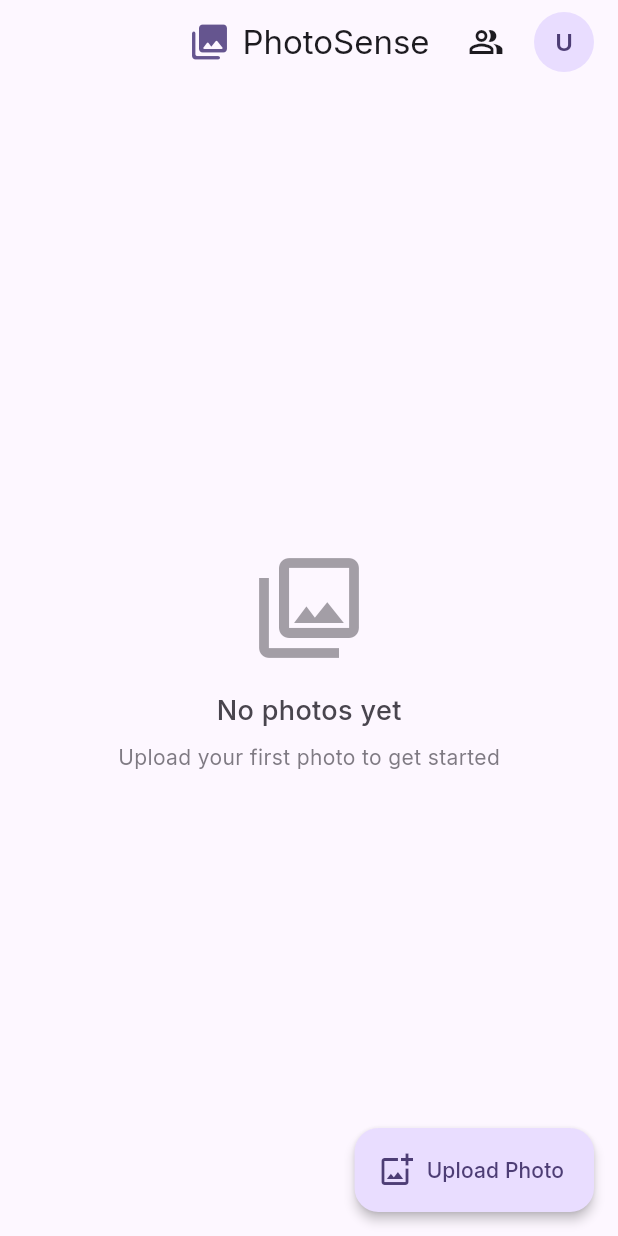
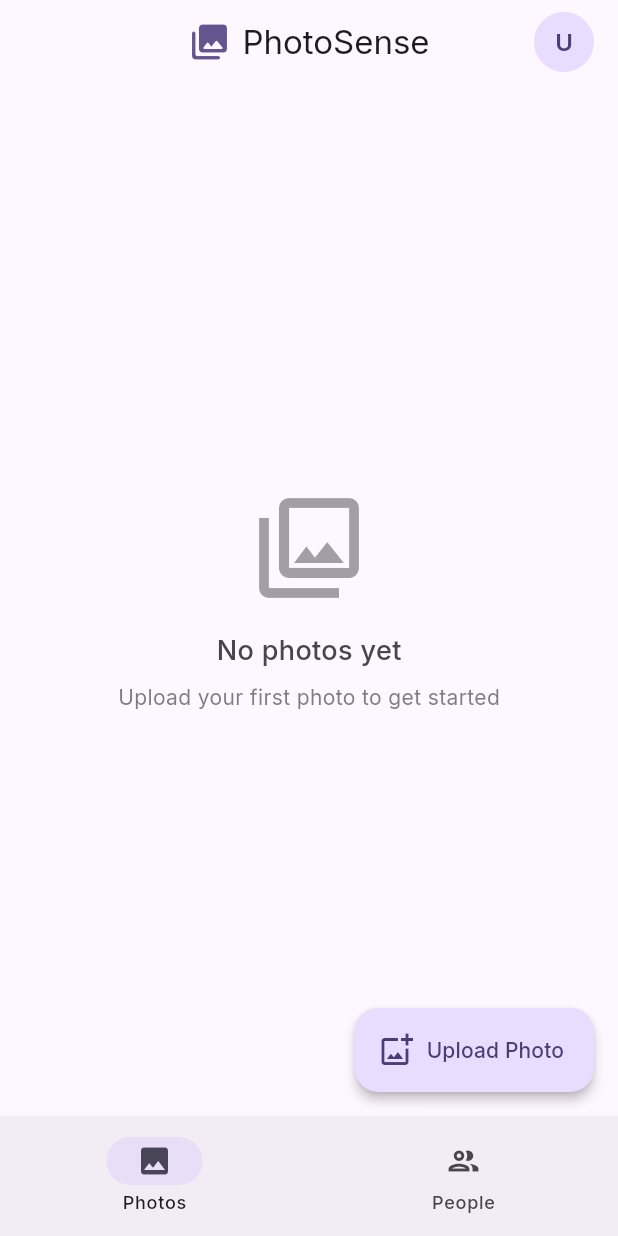
Before and after one commit to sudols/photo-sense, a Flutter app: the screen it shows after launch, after a tap on "Upload Photo", on a phone screen of 412 x 824 dp. Run offline on Flutter 3.47's test engine with Material 3 defaults, Android fonts, the phone set to English and light mode, and no system bars; our stand-ins replace google_fonts, image_picker; missing offline and left inert: amplify_api, amplify_auth_cognito, amplify_core, amplify_flutter, amplify_storage_s3.

Commit message:
feat: implement bottom navigation for photos and people
- Refactored \`HomeScreen\` to use \`NavigationBar\` (Material 3).
- Implemented \`IndexedStack\` to switch between \`PhotoGrid\` (Photos tab) and \`PeopleScreen\` (People tab).
- Removed \`People\` action button from \`AppBar\`.
- Updated \`task.md\` and \`walkthrough.md\` to reflect navigation changes.

```diff
--- a/lib/screens/home/home_screen.dart
+++ b/lib/screens/home/home_screen.dart
@@ -178,6 +178,8 @@ class _HomeScreenState extends State<HomeScreen> {
     }
   }
 
+  int _currentIndex = 0;
+
   @override
   Widget build(BuildContext context) {
     final colorScheme = Theme.of(context).colorScheme;
@@ -194,15 +196,6 @@ class _HomeScreenState extends State<HomeScreen> {
           ],
         ),
         actions: [
-          IconButton(
-            icon: const Icon(Icons.people_alt_outlined),
-            tooltip: 'People',
-            onPressed: () {
-              Navigator.of(context).push(
-                MaterialPageRoute(builder: (_) => const PeopleScreen()),
-              );
-            },
-          ),
           PopupMenuButton<String>(
             icon: CircleAvatar(
               backgroundColor: colorScheme.primaryContainer,
@@ -234,13 +227,43 @@ class _HomeScreenState extends State<HomeScreen> {
           const SizedBox(width: 8),
         ],
       ),
-      body: _isLoading
+      body: IndexedStack(
+        index: _currentIndex,
+        children: [
+          // Tab 0: Photos
+          _isLoading
               ? const Center(child: CircularProgressIndicator())
               : RefreshIndicator(
                   onRefresh: _fetchPhotos,
                   child: _photos.isEmpty ? _buildEmptyState(colorScheme) : _buildPhotoGrid(),
                 ),
-      floatingActionButton: FloatingActionButton.extended(
+
+          // Tab 1: People
+          const PeopleScreen(),
+        ],
+      ),
+      bottomNavigationBar: NavigationBar(
+        selectedIndex: _currentIndex,
+        onDestinationSelected: (index) {
+          setState(() {
+            _currentIndex = index;
+          });
+        },
+        destinations: const [
+          NavigationDestination(
+            icon: Icon(Icons.photo_outlined),
+            selectedIcon: Icon(Icons.photo),
+            label: 'Photos',
+          ),
+          NavigationDestination(
+            icon: Icon(Icons.people_outlined),
+            selectedIcon: Icon(Icons.people),
+            label: 'People',
+          ),
+        ],
+      ),
+      floatingActionButton: _currentIndex == 0
+        ? FloatingActionButton.extended(
             onPressed: _isUploading ? null : _uploadPhoto,
             icon: _isUploading
                 ? SizedBox(
@@ -249,7 +272,8 @@ class _HomeScreenState extends State<HomeScreen> {
                   )
                 : const Icon(Icons.add_photo_alternate_outlined),
             label: Text(_isUploading ? 'Uploading...' : 'Upload Photo'),
-      ),
+          )
+        : null,
     );
   }
 
```
Lines whose indentation alone changed are shown as unchanged.
